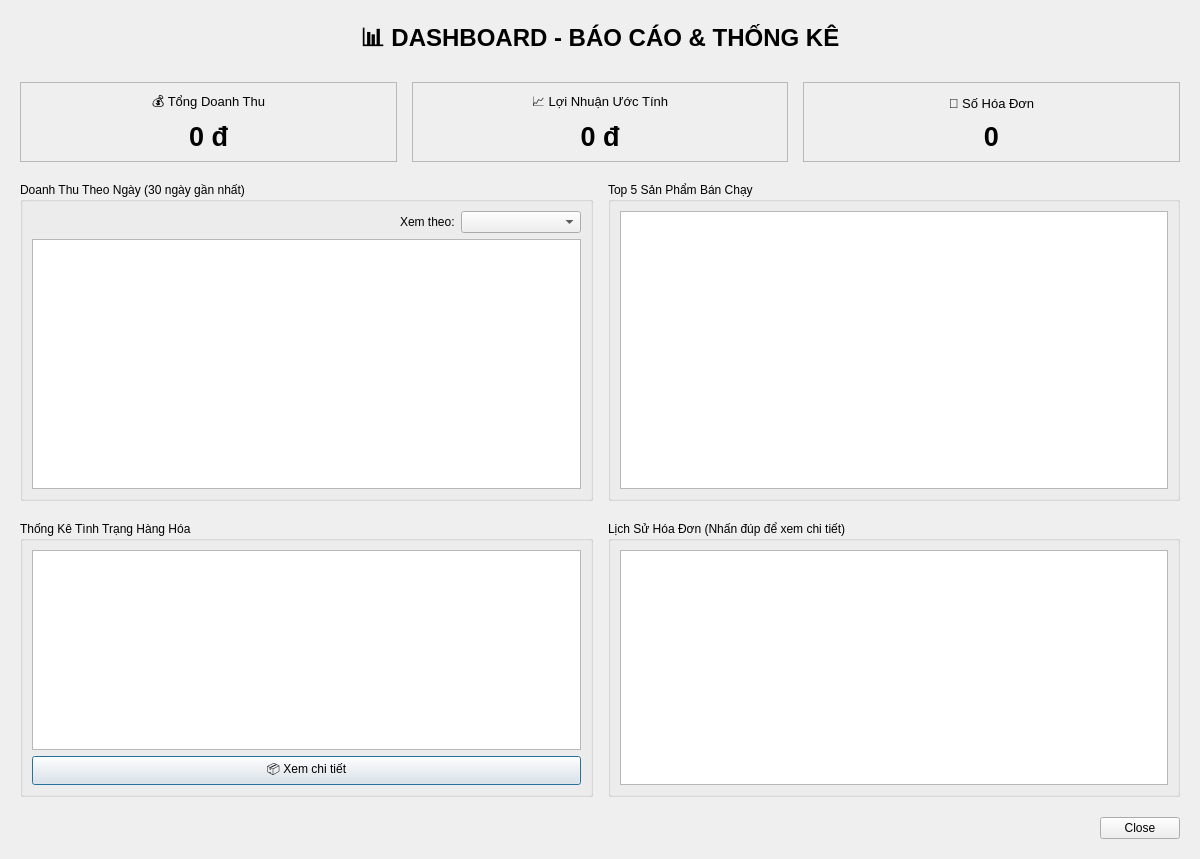
Qt form ThongKe.ui (DuongNguyen0210/StoreProject) before a commit.
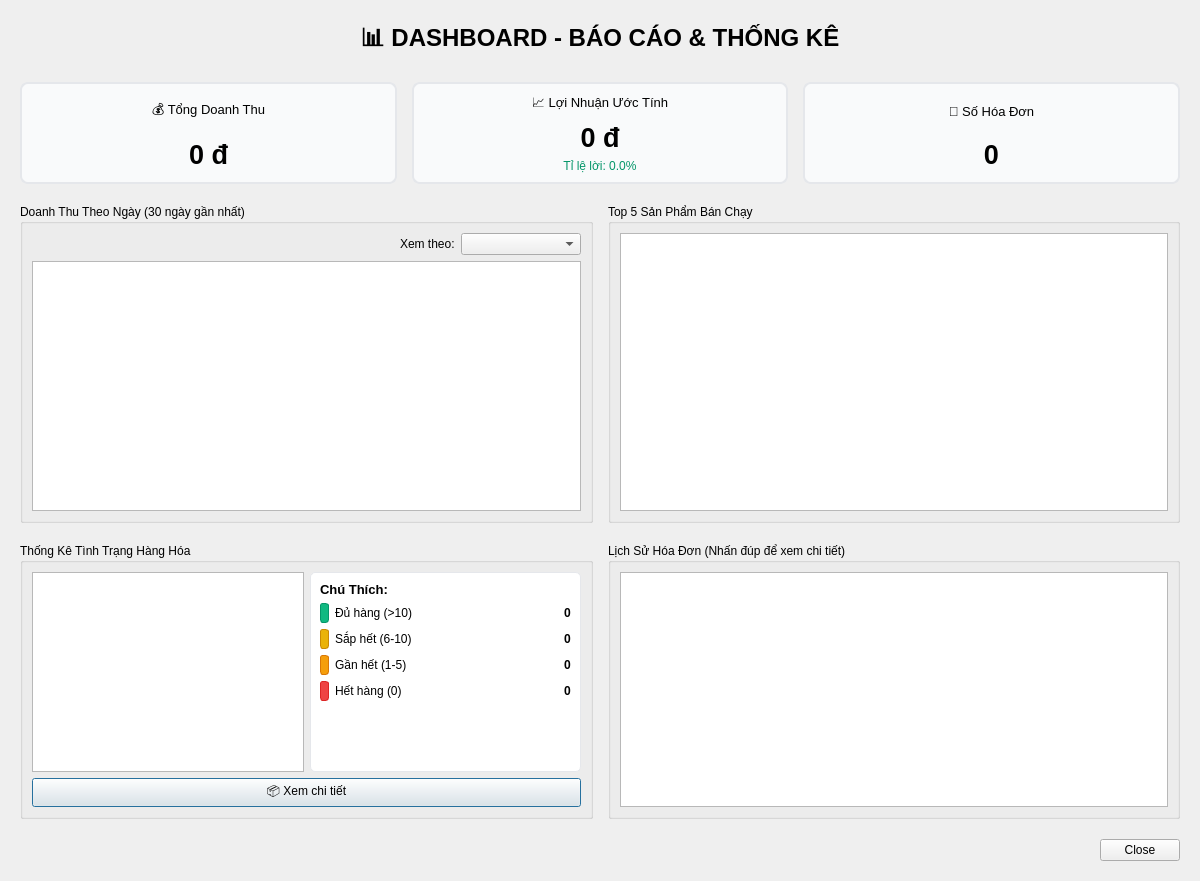
The same form after that commit. Icons and pictures are not drawn. Custom widgets are drawn as their Qt base class.

What changed in the file:
```diff
--- a/ThongKe.ui
+++ b/ThongKe.ui
@@ -62,6 +62,9 @@
        <property name="frameShadow">
         <enum>QFrame::Shadow::Raised</enum>
        </property>
+       <property name="styleSheet">
+        <string notr="true">QFrame#frameRevenue { border: 2px solid #E5E7EB; border-radius: 8px; background-color: #F9FAFB; }</string>
+       </property>
        <layout class="QVBoxLayout" name="verticalLayout_2">
         <item>
          <widget class="QLabel" name="lblRevenueTit">
@@ -105,6 +108,9 @@
        <property name="frameShadow">
         <enum>QFrame::Shadow::Raised</enum>
        </property>
+        <property name="styleSheet">
+         <string notr="true">QFrame#frameProfit { border: 2px solid #E5E7EB; border-radius: 8px; background-color: #F9FAFB; }</string>
+        </property>
        <layout class="QVBoxLayout" name="verticalLayout_3">
         <item>
          <widget class="QLabel" name="lblProfitTitle">
@@ -137,6 +143,24 @@
           </property>
          </widget>
         </item>
+         <item>
+          <widget class="QLabel" name="lblProfitMargin">
+           <property name="font">
+            <font>
+             <pointsize>9</pointsize>
+            </font>
+           </property>
+           <property name="text">
+            <string>Tỉ lệ lời: 0.0%</string>
+           </property>
+           <property name="styleSheet">
+            <string notr="true">color: #059669;</string>
+           </property>
+           <property name="alignment">
+            <set>Qt::AlignmentFlag::AlignCenter</set>
+           </property>
+          </widget>
+         </item>
        </layout>
       </widget>
      </item>
@@ -148,6 +172,9 @@
        <property name="frameShadow">
         <enum>QFrame::Shadow::Raised</enum>
        </property>
+       <property name="styleSheet">
+        <string notr="true">QFrame#frameBills { border: 2px solid #E5E7EB; border-radius: 8px; background-color: #F9FAFB; }</string>
+       </property>
        <layout class="QVBoxLayout" name="verticalLayout_4">
         <item>
          <widget class="QLabel" name="lblBillsTitle">
@@ -276,14 +303,267 @@
        </property>
        <layout class="QVBoxLayout" name="verticalLayout_7">
         <item>
+         <layout class="QHBoxLayout" name="chartLegendLayout">
+          <item>
          <widget class="QChartView" name="chartWarnings">
           <property name="minimumSize">
            <size>
-            <width>0</width>
+              <width>250</width>
             <height>200</height>
            </size>
           </property>
          </widget>
+          </item>
+          <item>
+           <widget class="QFrame" name="frameLegend">
+            <property name="frameShape">
+             <enum>QFrame::Shape::StyledPanel</enum>
+            </property>
+            <property name="frameShadow">
+             <enum>QFrame::Shadow::Raised</enum>
+            </property>
+            <property name="styleSheet">
+             <string notr="true">QFrame#frameLegend { border: 1px solid #E5E7EB; border-radius: 5px; background-color: white; }</string>
+            </property>
+            <layout class="QVBoxLayout" name="legendLayout">
+             <item>
+              <widget class="QLabel" name="lblLegendTitle">
+               <property name="font">
+                <font>
+                 <pointsize>10</pointsize>
+                 <bold>true</bold>
+                </font>
+               </property>
+               <property name="text">
+                <string>Chú Thích:</string>
+               </property>
+              </widget>
+             </item>
+             <item>
+              <layout class="QHBoxLayout" name="legendGreen">
+               <item>
+                <widget class="QLabel" name="lblColorGreen">
+                 <property name="maximumSize">
+                  <size>
+                   <width>20</width>
+                   <height>20</height>
+                  </size>
+                 </property>
+                 <property name="styleSheet">
+                  <string notr="true">background-color: #10B981; border: 1px solid #059669; border-radius: 3px;</string>
+                 </property>
+                 <property name="text">
+                  <string/>
+                 </property>
+                </widget>
+               </item>
+               <item>
+                <widget class="QLabel" name="lblLegendGreen">
+                 <property name="text">
+                  <string>Đủ hàng (>10)</string>
+                 </property>
+                </widget>
+               </item>
+               <item>
+                <spacer name="horizontalSpacer_1">
+                 <property name="orientation">
+                  <enum>Qt::Orientation::Horizontal</enum>
+                 </property>
+                 <property name="sizeHint" stdset="0">
+                  <size>
+                   <width>40</width>
+                   <height>20</height>
+                  </size>
+                 </property>
+                </spacer>
+               </item>
+               <item>
+                <widget class="QLabel" name="lblCountGreen">
+                 <property name="font">
+                  <font>
+                   <bold>true</bold>
+                  </font>
+                 </property>
+                 <property name="text">
+                  <string>0</string>
+                 </property>
+                </widget>
+               </item>
+              </layout>
+             </item>
+             <item>
+              <layout class="QHBoxLayout" name="legendYellow">
+               <item>
+                <widget class="QLabel" name="lblColorYellow">
+                 <property name="maximumSize">
+                  <size>
+                   <width>20</width>
+                   <height>20</height>
+                  </size>
+                 </property>
+                 <property name="styleSheet">
+                  <string notr="true">background-color: #EAB308; border: 1px solid #CA8A04; border-radius: 3px;</string>
+                 </property>
+                 <property name="text">
+                  <string/>
+                 </property>
+                </widget>
+               </item>
+               <item>
+                <widget class="QLabel" name="lblLegendYellow">
+                 <property name="text">
+                  <string>Sắp hết (6-10)</string>
+                 </property>
+                </widget>
+               </item>
+               <item>
+                <spacer name="horizontalSpacer_2">
+                 <property name="orientation">
+                  <enum>Qt::Orientation::Horizontal</enum>
+                 </property>
+                 <property name="sizeHint" stdset="0">
+                  <size>
+                   <width>40</width>
+                   <height>20</height>
+                  </size>
+                 </property>
+                </spacer>
+               </item>
+               <item>
+                <widget class="QLabel" name="lblCountYellow">
+                 <property name="font">
+                  <font>
+                   <bold>true</bold>
+                  </font>
+                 </property>
+                 <property name="text">
+                  <string>0</string>
+                 </property>
+                </widget>
+               </item>
+              </layout>
+             </item>
+             <item>
+              <layout class="QHBoxLayout" name="legendOrange">
+               <item>
+                <widget class="QLabel" name="lblColorOrange">
+                 <property name="maximumSize">
+                  <size>
+                   <width>20</width>
+                   <height>20</height>
+                  </size>
+                 </property>
+                 <property name="styleSheet">
+                  <string notr="true">background-color: #F59E0B; border: 1px solid #D97706; border-radius: 3px;</string>
+                 </property>
+                 <property name="text">
+                  <string/>
+                 </property>
+                </widget>
+               </item>
+               <item>
+                <widget class="QLabel" name="lblLegendOrange">
+                 <property name="text">
+                  <string>Gần hết (1-5)</string>
+                 </property>
+                </widget>
+               </item>
+               <item>
+                <spacer name="horizontalSpacer_3">
+                 <property name="orientation">
+                  <enum>Qt::Orientation::Horizontal</enum>
+                 </property>
+                 <property name="sizeHint" stdset="0">
+                  <size>
+                   <width>40</width>
+                   <height>20</height>
+                  </size>
+                 </property>
+                </spacer>
+               </item>
+               <item>
+                <widget class="QLabel" name="lblCountOrange">
+                 <property name="font">
+                  <font>
+                   <bold>true</bold>
+                  </font>
+                 </property>
+                 <property name="text">
+                  <string>0</string>
+                 </property>
+                </widget>
+               </item>
+              </layout>
+             </item>
+             <item>
+              <layout class="QHBoxLayout" name="legendRed">
+               <item>
+                <widget class="QLabel" name="lblColorRed">
+                 <property name="maximumSize">
+                  <size>
+                   <width>20</width>
+                   <height>20</height>
+                  </size>
+                 </property>
+                 <property name="styleSheet">
+                  <string notr="true">background-color: #EF4444; border: 1px solid #DC2626; border-radius: 3px;</string>
+                 </property>
+                 <property name="text">
+                  <string/>
+                 </property>
+                </widget>
+               </item>
+               <item>
+                <widget class="QLabel" name="lblLegendRed">
+                 <property name="text">
+                  <string>Hết hàng (0)</string>
+                 </property>
+                </widget>
+               </item>
+               <item>
+                <spacer name="horizontalSpacer_4">
+                 <property name="orientation">
+                  <enum>Qt::Orientation::Horizontal</enum>
+                 </property>
+                 <property name="sizeHint" stdset="0">
+                  <size>
+                   <width>40</width>
+                   <height>20</height>
+                  </size>
+                 </property>
+                </spacer>
+               </item>
+               <item>
+                <widget class="QLabel" name="lblCountRed">
+                 <property name="font">
+                  <font>
+                   <bold>true</bold>
+                  </font>
+                 </property>
+                 <property name="text">
+                  <string>0</string>
+                 </property>
+                </widget>
+               </item>
+              </layout>
+             </item>
+             <item>
+              <spacer name="verticalSpacer">
+               <property name="orientation">
+                <enum>Qt::Orientation::Vertical</enum>
+               </property>
+               <property name="sizeHint" stdset="0">
+                <size>
+                 <width>20</width>
+                 <height>40</height>
+                </size>
+               </property>
+              </spacer>
+             </item>
+            </layout>
+           </widget>
+          </item>
+         </layout>
         </item>
         <item>
          <widget class="QPushButton" name="btnStockDetails">
```
Lines whose indentation alone changed are shown as unchanged.
